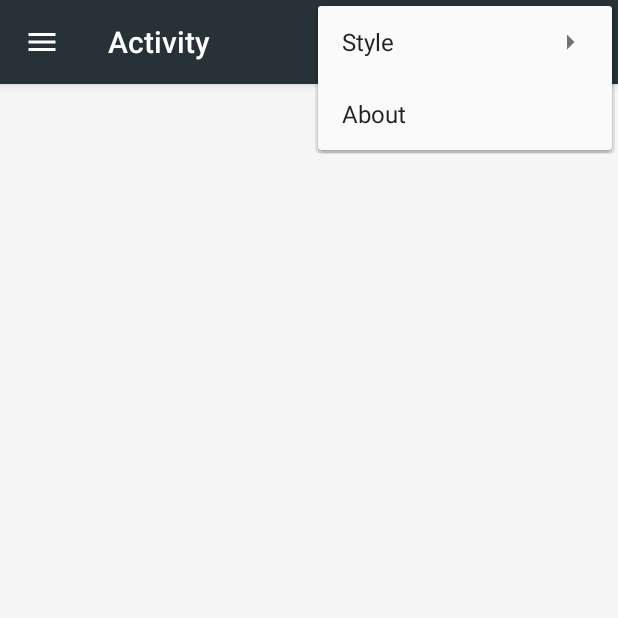
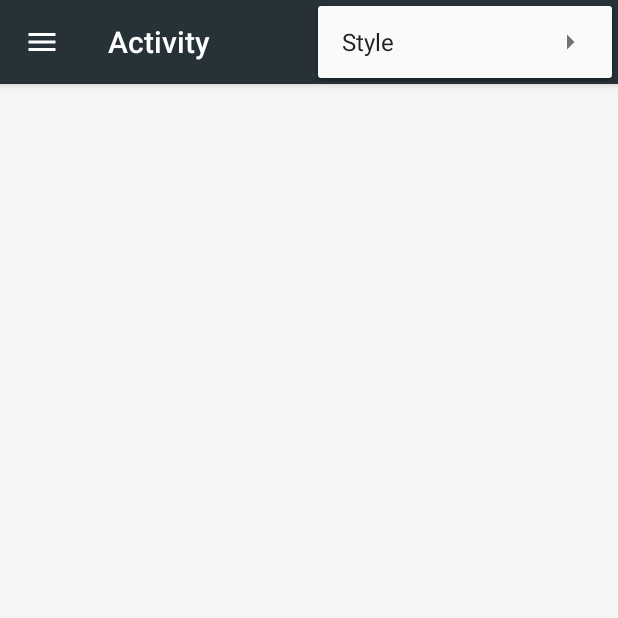
Before and after one commit to rajeevjaiswal/Changelogs, an Android app: the screen it shows after launch (MainActivity), with the options menu open, on a phone screen of 412 x 824 dp, the top half of it. Run offline under Robolectric (Android 15) with nearby library versions, the phone set to English and light mode, and no system bars; our stand-ins replace Timber; libraries missing offline, so code that uses them is left out: com.f2prateek.rx, io.realm, rx.subscriptions; 12 statements that could not run were skipped.

Commit message:
Remove MainActivity menu

```diff
--- a/app/src/main/java/com/saladevs/changelogclone/ui/MainActivity.java
+++ b/app/src/main/java/com/saladevs/changelogclone/ui/MainActivity.java
@@ -57,19 +57,10 @@ public class MainActivity extends AppCompatActivity {
     }
 
     @Override
-    public boolean onCreateOptionsMenu(Menu menu) {
-        // Inflate the menu; this adds items to the action bar if it is present.
-        getMenuInflater().inflate(R.menu.menu_main, menu);
-        return true;
-    }
-
-    @Override
     public boolean onOptionsItemSelected(MenuItem item) {
         switch (item.getItemId()) {
             case android.R.id.home:
                 mDrawerLayout.openDrawer(mNavigationView);
-                return true;
-            case R.id.action_about:
                 return true;
         }
 
--- a/app/src/main/res/menu/menu_main.xml
+++ /dev/null
@@ -1,14 +0,0 @@
-<?xml version="1.0" encoding="utf-8"?>
-
-<menu xmlns:android="http://schemas.android.com/apk/res/android"
-    xmlns:app="http://schemas.android.com/apk/res-auto"
-    xmlns:tools="http://schemas.android.com/tools"
-    tools:context=".MainActivity">
-
-    <item
-        android:id="@+id/action_about"
-        android:orderInCategory="100"
-        android:title="@string/action_about"
-        app:showAsAction="never" />
-
-</menu>
```
